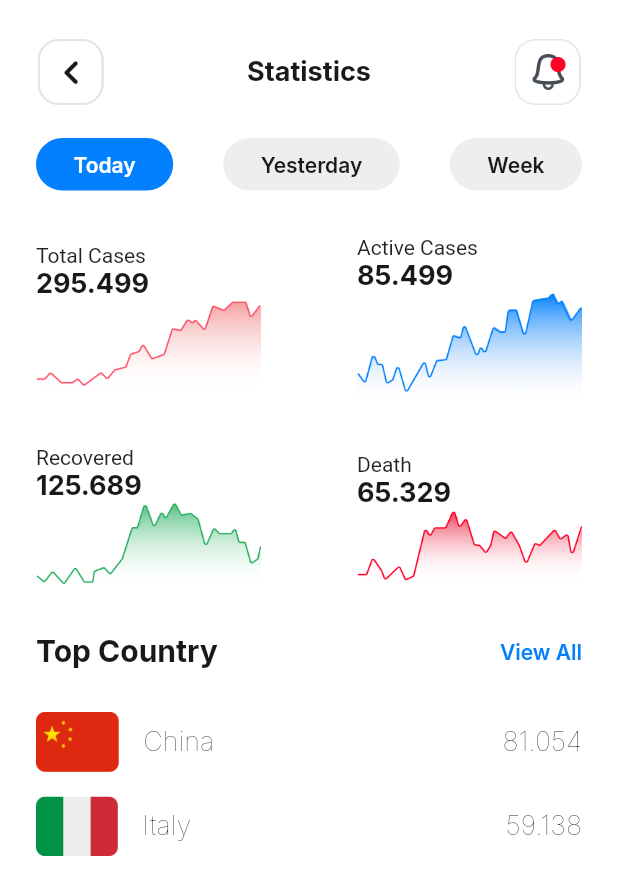
After one commit to JonathanTriC/covid_alert, a Flutter app: the screen it shows after launch, after a tap on "Statistics", on a phone screen of 412 x 824 dp. The commit adds this screen. Shown: the top 895 px of the screen. Run offline on Flutter 3.47's test engine with Material 2 defaults, Android fonts, the phone set to English and light mode, and no system bars; our stand-ins replace google_fonts.

Commit message:
add error page + statistic page

```diff
--- /dev/null
+++ b/lib/pages/404.dart
@@ -0,0 +1,41 @@
+import 'package:covid_app/pages/home_page.dart';
+import 'package:covid_app/theme.dart';
+import 'package:flutter/material.dart';
+
+class ErrorPage extends StatelessWidget {
+  @override
+  Widget build(BuildContext context) {
+    return Scaffold(
+      backgroundColor: whiteColor,
+      body: Center(
+        child: Column(
+          mainAxisAlignment: MainAxisAlignment.center,
+          children: [
+            Image.asset('asset/404.png'),
+            Container(
+              height: 50,
+              width: 250,
+              child: TextButton(
+                onPressed: () {
+                  Navigator.pop(context);
+                },
+                style: TextButton.styleFrom(
+                  backgroundColor: blueColor,
+                  shape: RoundedRectangleBorder(
+                    borderRadius: BorderRadius.circular(10),
+                  ),
+                ),
+                child: Text(
+                  'Back To Home',
+                  style: ctaTextStyle.copyWith(
+                    color: whiteColor,
+                  ),
+                ),
+              ),
+            )
+          ],
+        ),
+      ),
+    );
+  }
+}
--- a/lib/pages/home_page.dart
+++ b/lib/pages/home_page.dart
@@ -1,9 +1,11 @@
 import 'package:covid_app/models/hospital_model.dart';
+import 'package:covid_app/pages/404.dart';
 // import 'package:covid_app/pages/hospital_detail.dart';
 import 'package:covid_app/pages/hospital_page.dart';
 import 'package:covid_app/pages/newsfeed_page.dart';
 import 'package:covid_app/pages/notification_page.dart';
 import 'package:covid_app/pages/profile_page.dart';
+import 'package:covid_app/pages/statistics_page.dart';
 import 'package:covid_app/pages/symptoms_page.dart';
 import 'package:covid_app/theme.dart';
 import 'package:covid_app/widgets/news_tile.dart';
@@ -184,13 +186,39 @@ class HomePage extends StatelessWidget {
                   child: Row(
                     mainAxisAlignment: MainAxisAlignment.spaceBetween,
                     children: [
-                      Service(
+                      TextButton(
+                        style: TextButton.styleFrom(
+                          padding: EdgeInsets.zero,
+                        ),
+                        onPressed: () {
+                          Navigator.push(
+                            context,
+                            MaterialPageRoute(
+                              builder: (context) => ErrorPage(),
+                            ),
+                          );
+                        },
+                        child: Service(
                           'asset/registration_icon.png',
                           'Registration',
                         ),
-                      Service(
+                      ),
+                      TextButton(
+                        style: TextButton.styleFrom(
+                          padding: EdgeInsets.zero,
+                        ),
+                        onPressed: () {
+                          Navigator.push(
+                            context,
+                            MaterialPageRoute(
+                              builder: (context) => ErrorPage(),
+                            ),
+                          );
+                        },
+                        child: Service(
                           'asset/result_icon.png',
                           'Result',
+                        ),
                       ),
                       TextButton(
                         style: TextButton.styleFrom(
@@ -222,9 +250,22 @@ class HomePage extends StatelessWidget {
                   child: Row(
                     mainAxisAlignment: MainAxisAlignment.spaceBetween,
                     children: [
-                      Service(
+                      TextButton(
+                        style: TextButton.styleFrom(
+                          padding: EdgeInsets.zero,
+                        ),
+                        onPressed: () {
+                          Navigator.push(
+                            context,
+                            MaterialPageRoute(
+                              builder: (context) => StatisticsPage(),
+                            ),
+                          );
+                        },
+                        child: Service(
                           'asset/statistic_icon.png',
                           'Statistics',
+                        ),
                       ),
                       TextButton(
                         style: TextButton.styleFrom(
--- /dev/null
+++ b/lib/pages/statistics_page.dart
@@ -0,0 +1,269 @@
+import 'package:covid_app/pages/notification_page.dart';
+import 'package:covid_app/widgets/statistic_tile.dart';
+import 'package:flutter/material.dart';
+import 'package:covid_app/theme.dart';
+
+class StatisticsPage extends StatelessWidget {
+  @override
+  Widget build(BuildContext context) {
+    return Scaffold(
+      backgroundColor: whiteColor,
+      body: SafeArea(
+        child: SingleChildScrollView(
+          child: Column(
+            crossAxisAlignment: CrossAxisAlignment.start,
+            children: [
+              Padding(
+                padding: EdgeInsets.only(
+                  top: 24,
+                  left: 15,
+                  right: 15,
+                ),
+                child: Row(
+                  mainAxisAlignment: MainAxisAlignment.spaceBetween,
+                  children: [
+                    Container(
+                      child: TextButton(
+                        onPressed: () {
+                          Navigator.pop(context);
+                        },
+                        style: TextButton.styleFrom(
+                          padding: EdgeInsets.zero,
+                        ),
+                        child: Image.asset(
+                          'asset/back_icon.png',
+                          width: 44,
+                          height: 44,
+                        ),
+                      ),
+                    ),
+                    Text(
+                      'Statistics',
+                      style: titleTextStyle,
+                    ),
+                    Container(
+                      child: TextButton(
+                        onPressed: () {
+                          Navigator.push(
+                            context,
+                            MaterialPageRoute(
+                              builder: (context) => NotificationPage(),
+                            ),
+                          );
+                        },
+                        style: TextButton.styleFrom(
+                          padding: EdgeInsets.zero,
+                        ),
+                        child: Image.asset(
+                          'asset/notification_icon.png',
+                          width: 44,
+                          height: 44,
+                        ),
+                      ),
+                    ),
+                  ],
+                ),
+              ),
+              SizedBox(
+                height: 20,
+              ),
+              Padding(
+                padding: EdgeInsets.symmetric(
+                  horizontal: 24,
+                ),
+                child: Row(
+                  mainAxisAlignment: MainAxisAlignment.spaceBetween,
+                  children: [
+                    Container(
+                      height: 35,
+                      child: TextButton(
+                        onPressed: () {},
+                        style: TextButton.styleFrom(
+                          backgroundColor: blueColor,
+                          shape: RoundedRectangleBorder(
+                            borderRadius: BorderRadius.circular(100),
+                          ),
+                          padding: EdgeInsets.symmetric(
+                            horizontal: 25,
+                          ),
+                        ),
+                        child: Text(
+                          'Today',
+                          style: ctaTextStyle.copyWith(
+                            color: whiteColor,
+                          ),
+                        ),
+                      ),
+                    ),
+                    Container(
+                      height: 35,
+                      child: TextButton(
+                        onPressed: () {},
+                        style: TextButton.styleFrom(
+                          backgroundColor: Colors.grey[200],
+                          shape: RoundedRectangleBorder(
+                            borderRadius: BorderRadius.circular(100),
+                          ),
+                          padding: EdgeInsets.symmetric(
+                            horizontal: 25,
+                          ),
+                        ),
+                        child: Text(
+                          'Yesterday',
+                          style: ctaTextStyle.copyWith(
+                            color: blackColor,
+                          ),
+                        ),
+                      ),
+                    ),
+                    Container(
+                      height: 35,
+                      child: TextButton(
+                        onPressed: () {},
+                        style: TextButton.styleFrom(
+                          backgroundColor: Colors.grey[200],
+                          shape: RoundedRectangleBorder(
+                            borderRadius: BorderRadius.circular(100),
+                          ),
+                          padding: EdgeInsets.symmetric(
+                            horizontal: 25,
+                          ),
+                        ),
+                        child: Text(
+                          'Week',
+                          style: ctaTextStyle.copyWith(
+                            color: blackColor,
+                          ),
+                        ),
+                      ),
+                    ),
+                  ],
+                ),
+              ),
+              SizedBox(
+                height: 30,
+              ),
+              Padding(
+                padding: EdgeInsets.symmetric(
+                  horizontal: 24,
+                ),
+                child: Row(
+                  mainAxisAlignment: MainAxisAlignment.spaceBetween,
+                  children: [
+                    StatisticTile(
+                      'asset/statistic_total.png',
+                      'Total Cases',
+                      '295.499',
+                    ),
+                    StatisticTile(
+                      'asset/statistic_active.png',
+                      'Active Cases',
+                      '85.499',
+                    ),
+                  ],
+                ),
+              ),
+              SizedBox(
+                height: 30,
+              ),
+              Padding(
+                padding: EdgeInsets.symmetric(
+                  horizontal: 24,
+                ),
+                child: Row(
+                  mainAxisAlignment: MainAxisAlignment.spaceBetween,
+                  children: [
+                    StatisticTile(
+                      'asset/statistic_recover.png',
+                      'Recovered',
+                      '125.689',
+                    ),
+                    StatisticTile(
+                      'asset/statistic_death.png',
+                      'Death',
+                      '65.329',
+                    ),
+                  ],
+                ),
+              ),
+              SizedBox(
+                height: 30,
+              ),
+              Padding(
+                padding: EdgeInsets.symmetric(
+                  horizontal: 24,
+                ),
+                child: Row(
+                  mainAxisAlignment: MainAxisAlignment.spaceBetween,
+                  children: [
+                    Text(
+                      'Top Country',
+                      style: bodyBoldTextStyle.copyWith(
+                        fontSize: 20,
+                      ),
+                    ),
+                    Text(
+                      'View All',
+                      style: labelTextStyle,
+                    ),
+                  ],
+                ),
+              ),
+              SizedBox(
+                height: 20,
+              ),
+              Padding(
+                padding: EdgeInsets.symmetric(
+                  horizontal: 24,
+                ),
+                child: Column(
+                  crossAxisAlignment: CrossAxisAlignment.start,
+                  children: [
+                    ListTile(
+                      contentPadding: EdgeInsets.zero,
+                      leading: Image.asset(
+                        'asset/china.png',
+                        height: 40,
+                      ),
+                      title: Text(
+                        'China',
+                        style: titleTextStyle.copyWith(
+                          fontWeight: FontWeight.w100,
+                        ),
+                      ),
+                      trailing: Text(
+                        '81.054',
+                        style: titleTextStyle.copyWith(
+                          fontWeight: FontWeight.w100,
+                        ),
+                      ),
+                    ),
+                    ListTile(
+                      contentPadding: EdgeInsets.zero,
+                      leading: Image.asset(
+                        'asset/italy.png',
+                        height: 40,
+                      ),
+                      title: Text(
+                        'Italy',
+                        style: titleTextStyle.copyWith(
+                          fontWeight: FontWeight.w100,
+                        ),
+                      ),
+                      trailing: Text(
+                        '59.138',
+                        style: titleTextStyle.copyWith(
+                          fontWeight: FontWeight.w100,
+                        ),
+                      ),
+                    ),
+                  ],
+                ),
+              )
+            ],
+          ),
+        ),
+      ),
+    );
+  }
+}
--- /dev/null
+++ b/lib/widgets/statistic_tile.dart
@@ -0,0 +1,34 @@
+import 'package:flutter/material.dart';
+import 'package:covid_app/theme.dart';
+
+class StatisticTile extends StatelessWidget {
+  final String imageUrl;
+  final String title;
+  final String count;
+
+  StatisticTile(
+    this.imageUrl,
+    this.title,
+    this.count,
+  );
+
+  @override
+  Widget build(BuildContext context) {
+    return Column(
+      crossAxisAlignment: CrossAxisAlignment.start,
+      children: [
+        Text(
+          title,
+        ),
+        Text(
+          count,
+          style: titleTextStyle,
+        ),
+        Image.asset(
+          imageUrl,
+          width: 150,
+        ),
+      ],
+    );
+  }
+}
```
Also changed, not shown: asset/china.png (added), asset/italy.png (added). Lines whose indentation alone changed are shown as unchanged.
